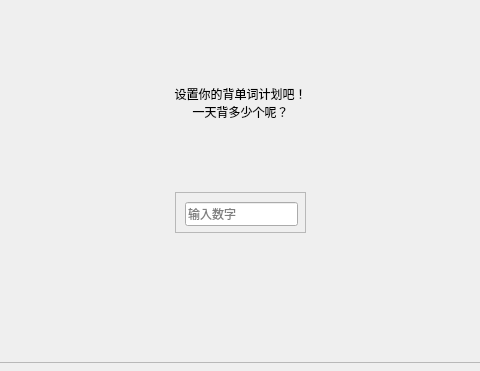
Qt form student_main.ui (duoaidaoc/word-memorize-software) before a commit; both pictures show x 375 to 855 and y 188 to 559 of the 947 by 559 pixel window.
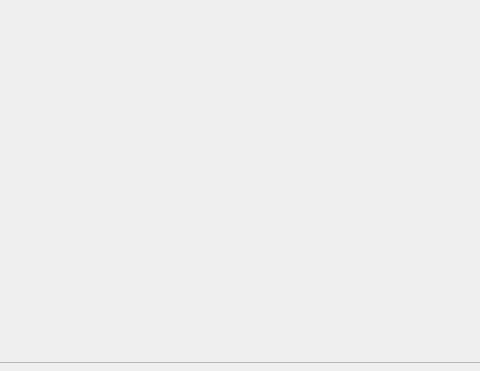
The same form after that commit. Custom widgets are drawn as their Qt base class.

```diff
--- a/student_main.ui
+++ b/student_main.ui
@@ -151,7 +151,7 @@
      </rect>
     </property>
     <property name="currentIndex">
-     <number>0</number>
+     <number>7</number>
     </property>
     <widget class="QWidget" name="start_page">
      <widget class="QLabel" name="label">
@@ -609,6 +609,7 @@
       </property>
      </widget>
     </widget>
+    <widget class="QWidget" name="page_3"/>
    </widget>
    <widget class="QFrame" name="info_frame">
     <property name="geometry">
```
Left out of the diff: 2 changed lines with no effect on the pictures.
